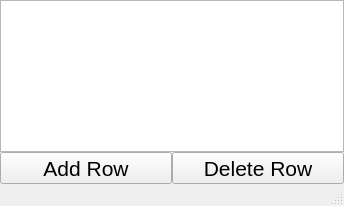
The window that qiskit_metal/_gui/widgets/variable_table/add_delete_table.ui (qiskit-community/qiskit-metal) describes before a commit, drawn with Qt 5.
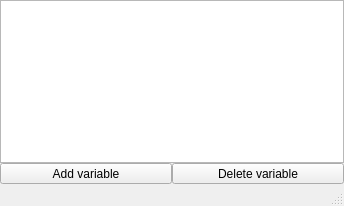
The same window after the commit. Custom widgets are drawn as their Qt base class.

Patch:
```diff
--- a/qiskit_metal/_gui/widgets/variable_table/add_delete_table.ui
+++ b/qiskit_metal/_gui/widgets/variable_table/add_delete_table.ui
@@ -44,6 +44,12 @@
       <property name="horizontalScrollMode">
        <enum>QAbstractItemView::ScrollPerPixel</enum>
       </property>
+      <attribute name="horizontalHeaderVisible">
+       <bool>true</bool>
+      </attribute>
+      <attribute name="verticalHeaderVisible">
+       <bool>false</bool>
+      </attribute>
      </widget>
     </item>
     <item row="1" column="0">
@@ -65,13 +71,8 @@
           <verstretch>0</verstretch>
          </sizepolicy>
         </property>
-        <property name="font">
-         <font>
-          <pointsize>16</pointsize>
-         </font>
-        </property>
         <property name="text">
-         <string>Delete Row</string>
+         <string>Delete variable</string>
         </property>
        </widget>
       </item>
@@ -83,13 +84,8 @@
           <verstretch>0</verstretch>
          </sizepolicy>
         </property>
-        <property name="font">
-         <font>
-          <pointsize>16</pointsize>
-         </font>
-        </property>
         <property name="text">
-         <string>Add Row</string>
+         <string>Add variable</string>
         </property>
        </widget>
       </item>
```
Left out of the diff: 3 changed lines with no effect on the pictures.
